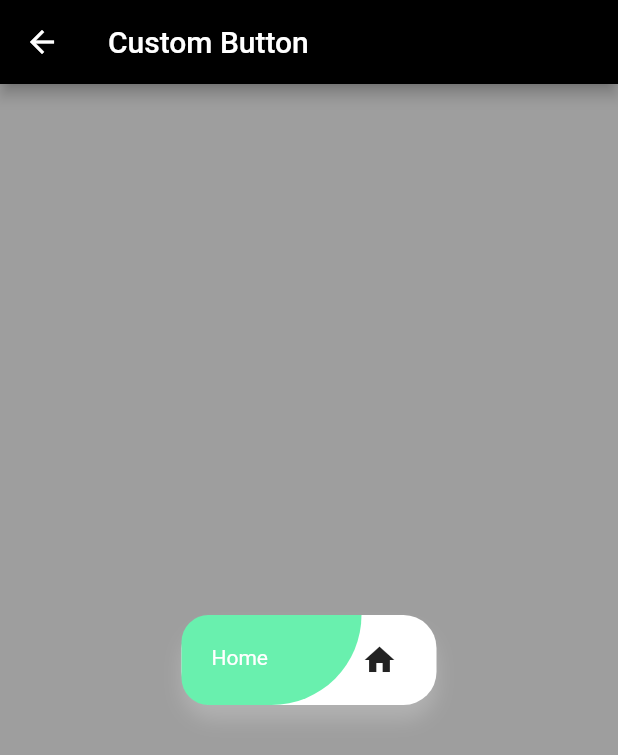
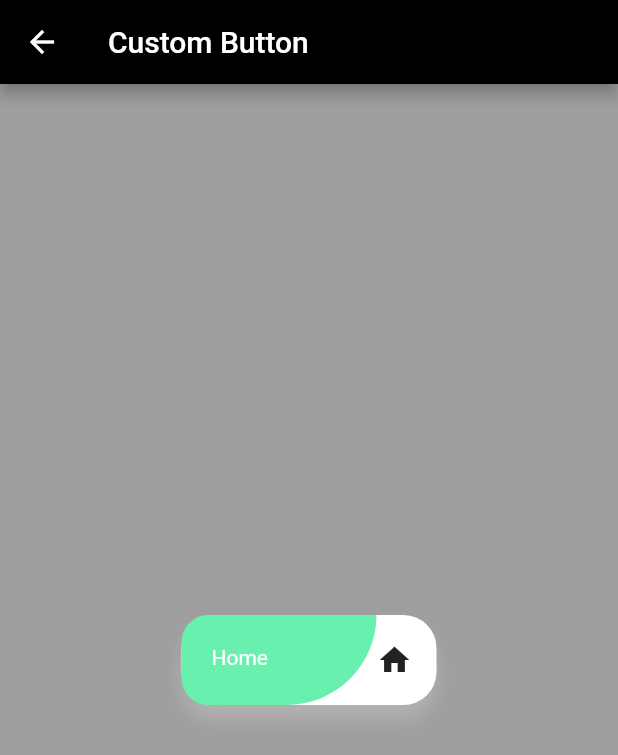
Before and after one commit to jobic10/flutter_again, a Flutter app: the CustomButton screen opened directly, on a phone screen of 412 x 824 dp. Shown: the top 755 px of the screen. Run offline on Flutter 3.47's test engine with Material 2 defaults, Android fonts, the phone set to English and light mode, and no system bars; our stand-ins replace flutter_screenutil.

Commit message:
Added Clay

```diff
--- a/lib/day3/custom_button.dart
+++ b/lib/day3/custom_button.dart
@@ -30,7 +30,7 @@ class CustomButton extends StatelessWidget {
             child: Row(
               children: [
                 Container(
-                  width: 120,
+                  width: 130,
                   height: 60,
                   padding: EdgeInsets.only(
                     top: 20,
--- a/pubspec.yaml
+++ b/pubspec.yaml
@@ -28,6 +28,7 @@ dependencies:
   # Use with the CupertinoIcons class for iOS style icons.
   cupertino_icons: ^1.0.2
   flutter_screenutil: ^5.0.0+2
+  clay_containers: ^0.3.2
 
 dev_dependencies:
   flutter_test:
```
Also changed, not shown: pubspec.lock.
